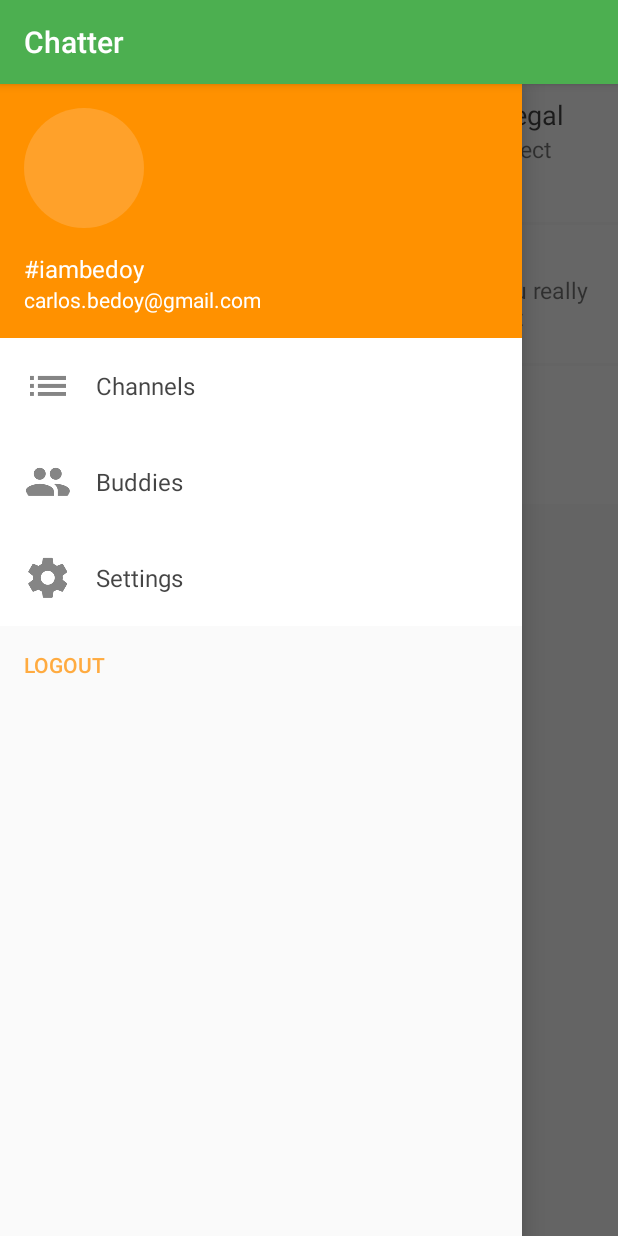
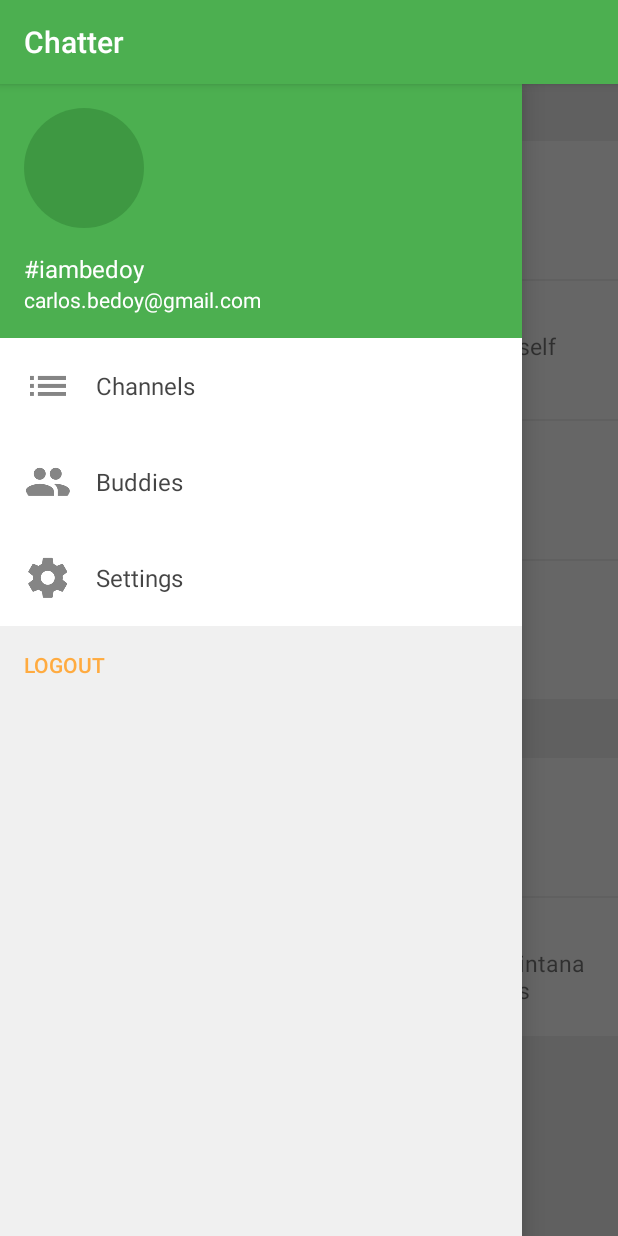
Before and after one commit to cbedoy/chatter, an Android app: the ChannelsViewController screen opened directly, with no data from a screen before it, with the side drawer open, on a phone screen of 412 x 824 dp. Run offline under Robolectric (Android 15) with nearby library versions, the phone set to English and light mode, and no system bars; our stand-ins replace CircleImageView, Timber; pictures from the network do not load.

Commit message:
Added basic views

```diff
--- a/app/src/main/java/chatter/chatter/ChatterAdapter.kt
+++ b/app/src/main/java/chatter/chatter/ChatterAdapter.kt
@@ -13,6 +13,8 @@ import chatter.chatter.artifacts.holders.*
  * Created by bedoy on 5/7/18.
  */
 class ChatterAdapter(private val dataModel: ArrayList<BaseModel>) : RecyclerView.Adapter<BaseViewHolder>() {
+
+    var chatterAdapterListener : ChatterAdapterListener ? = null
 
     override fun onCreateViewHolder(parent: ViewGroup, viewType: Int): BaseViewHolder {
         return when (viewType) {
@@ -46,6 +48,11 @@ class ChatterAdapter(private val dataModel: ArrayList<BaseModel>) : RecyclerView
 
                 DividerHolder(view)
             }
+            BaseModel.TYPE.DIVIDER_TITLE.value -> {
+                val view = LayoutInflater.from(parent.context).inflate(R.layout.divider_title_holder, parent, false)
+
+                DividerTitleHolder(view)
+            }
             else -> {
                 val view = LayoutInflater.from(parent.context).inflate(R.layout.action_holder, parent, false)
 
@@ -64,6 +71,14 @@ class ChatterAdapter(private val dataModel: ArrayList<BaseModel>) : RecyclerView
 
     override fun onBindViewHolder(holder: BaseViewHolder, position: Int) {
         holder.reloadData(dataModel[position])
+
+        holder.itemView.setOnClickListener {
+            chatterAdapterListener?.onClickElement(dataModel[position])
+        }
+    }
+
+    interface ChatterAdapterListener{
+        fun onClickElement(element : BaseModel)
     }
 
 }
--- a/app/src/main/java/chatter/chatter/MainActivity.kt
+++ b/app/src/main/java/chatter/chatter/MainActivity.kt
@@ -5,6 +5,7 @@ import android.os.Bundle
 import android.support.v4.content.ContextCompat
 import android.support.v4.widget.DrawerLayout
 import android.support.v7.widget.LinearLayoutManager
+import android.support.v7.widget.RecyclerView
 import android.view.View
 import android.widget.BaseAdapter
 import android.widget.LinearLayout.VERTICAL
@@ -16,6 +17,7 @@ import chatter.chatter.artifacts.models.Channel
 import chatter.chatter.artifacts.models.Header
 import chatter.chatter.artifacts.models.Option
 import chatter.chatter.backend.BaseViewController
+import chatter.chatter.backend.BuddiesViewController
 import chatter.chatter.backend.ChannelsViewController
 import kotlinx.android.synthetic.main.activity_main.*
 import timber.log.Timber
@@ -30,11 +32,12 @@ class MainActivity : AppCompatActivity() {
 
 
         viewControllers["channels"] = ChannelsViewController()
+        viewControllers["buddies"] = BuddiesViewController()
 
         val arrayList = ArrayList<BaseModel>()
 
         val header = Header()
-        header.avatar = "https://scontent.fntr2-1.fna.fbcdn.net/v/t1.0-1/p480x480/31947993_2450363504990000_8814635117579337728_n.jpg?_nc_cat=0&oh=fab6659e1faad208e444175fc2a8ecd7&oe=5B5ABE92"
+        header.avatar = "https://scontent.fmex4-1.fna.fbcdn.net/v/t1.0-1/c4.0.320.320/p320x320/33748331_2486054888087528_1948593341838917632_n.jpg?_nc_cat=0&oh=d8c82668fefa54002a4299b2cdaab295&oe=5BC0B669"
         header.email = "carlos.bedoy@gmail.com"
         header.nickname = "#iambedoy"
         arrayList.add(header)
@@ -54,7 +57,9 @@ class MainActivity : AppCompatActivity() {
         option.title = getString(R.string.buddies)
         option.resource = R.drawable.ic_action_buddies
         option.listener = View.OnClickListener {
-
+            if (viewControllers.containsKey("buddies")){
+                showViewController(viewControllers["buddies"])
+            }
         }
         arrayList.add(option)
 
--- a/app/src/main/java/chatter/chatter/artifacts/BaseModel.kt
+++ b/app/src/main/java/chatter/chatter/artifacts/BaseModel.kt
@@ -17,6 +17,8 @@ interface BaseModel{
         HEADER(4),
         ACTION(5),
         OPTION(6),
-        DIVIDER(7)
+        DIVIDER(7),
+        MESSAGE(8),
+        DIVIDER_TITLE(9),
     }
 }
--- a/app/src/main/java/chatter/chatter/artifacts/holders/BuddyHolder.kt
+++ b/app/src/main/java/chatter/chatter/artifacts/holders/BuddyHolder.kt
@@ -19,5 +19,6 @@ class BuddyHolder(override val containerView: View?) : BaseViewHolder(containerV
         Glide.with(itemView?.context).load(model.avatar).into(buddy_holder_avatar)
 
         buddy_holder_title.text = model.nickname
+        buddy_holder_online.visibility = if(model.online) View.VISIBLE else View.INVISIBLE
     }
 }
--- /dev/null
+++ b/app/src/main/java/chatter/chatter/artifacts/holders/DividerTitleHolder.kt
@@ -0,0 +1,20 @@
+package chatter.chatter.artifacts.holders
+
+import android.view.View
+import chatter.chatter.artifacts.BaseModel
+import chatter.chatter.artifacts.BaseViewHolder
+import chatter.chatter.artifacts.models.DividerTitle
+import kotlinx.android.synthetic.main.divider_title_holder.*
+
+/**
+ * Chatter
+ *
+ * Created by bedoy on 6/6/18.
+ */
+class DividerTitleHolder(override val containerView: View?) : BaseViewHolder(containerView) {
+    override fun reloadData(model: BaseModel) {
+        model as DividerTitle
+
+        divider_title_title_view.text = model.title
+    }
+}
--- a/app/src/main/java/chatter/chatter/artifacts/models/Buddy.kt
+++ b/app/src/main/java/chatter/chatter/artifacts/models/Buddy.kt
@@ -16,6 +16,7 @@ class Buddy : BaseModel {
     var textColor: Int? = null
     var listener: View.OnClickListener? = null
     var avatar: String? = null
+    var online : Boolean = false
 
     override fun getType(): Int {
         return BaseModel.TYPE.BUDDY.value
--- /dev/null
+++ b/app/src/main/java/chatter/chatter/artifacts/models/DividerTitle.kt
@@ -0,0 +1,24 @@
+package chatter.chatter.artifacts.models
+
+import chatter.chatter.artifacts.BaseModel
+import java.util.*
+
+/**
+ * Chatter
+ *
+ * Created by bedoy on 6/6/18.
+ */
+class DividerTitle: BaseModel {
+    var title : String? = null
+
+    override fun getType(): Int {
+        return BaseModel.TYPE.DIVIDER_TITLE.value
+    }
+
+    override fun getId(): String {
+        return UUID.randomUUID().toString()
+    }
+
+
+
+}
--- a/app/src/main/java/chatter/chatter/backend/ChannelsViewController.kt
+++ b/app/src/main/java/chatter/chatter/backend/ChannelsViewController.kt
@@ -2,9 +2,17 @@ package chatter.chatter.backend
 
 import android.os.Bundle
 import android.view.View
+import chatter.chatter.ChatterAdapter
 import chatter.chatter.artifacts.BaseModel
 import chatter.chatter.artifacts.models.Channel
 import chatter.chatter.artifacts.models.Divider
+import chatter.chatter.artifacts.models.DividerTitle
+import chatter.chatter.core.PNController
+import kotlinx.android.synthetic.main.recycler_view_controller.*
+import java.util.*
+import java.util.UUID.nameUUIDFromBytes
+
+
 
 /**
  * Chatter
@@ -17,26 +25,68 @@ class ChannelsViewController : BaseTableViewController() {
 
         val elements = ArrayList<BaseModel>()
 
+        var dividerTitle = DividerTitle()
+        dividerTitle.title = "Favorite Channels"
+        elements.add(dividerTitle)
+
         var channel = Channel()
         channel.avatar = "https://fa707ec5abab9620c91c-e087a9513984a31bae18dd7ef8b1f502.ssl.cf1.rackcdn.com/19886625_jailbait-the-appeal-of-barely-legal_t3379742e.jpg"
-        channel.name = "Jailbait: The Appeal of Barely Legal Teen Porn"
-        channel.lastMessage = "Porn sites are like a buffet, if you expect your buffet to be dripping in jizz that is. There are millions and millions of clips uploaded every year in all kinds of categories--from hentai to threesomes, and everything in between. "
+        channel.name = "Having fun here!"
+        channel.identifier = UUID.nameUUIDFromBytes(channel.name?.toByteArray()).toString()
         elements.add(channel)
         elements.add(Divider())
 
         channel = Channel()
-        channel.avatar = "http://assets.rebelcircus.com/blog/wp-content/uploads/2018/04/3123.jpg"
-        channel.name = "Exploring the World of S&M for Feminists: One Woman’s Journey to Be Both a Dominatrix and a Feminist"
-        channel.lastMessage = "It can be difficult to find someone you really like with compatible kinks, so enjoy it"
+        channel.avatar = "https://encrypted-tbn0.gstatic.com/images?q=tbn:ANd9GcR1luOKyA4g-aupZ5Hz_g-gVsIuTabHoK9QKi5uBGXQt8rFoFqI2A"
+        channel.name = "One more rep"
+        channel.lastMessage = "Do something today that your future self will thank you for \uD83D\uDCAA"
+        channel.identifier = UUID.nameUUIDFromBytes(channel.name?.toByteArray()).toString()
         elements.add(channel)
         elements.add(Divider())
 
         channel = Channel()
-        channel.avatar = "https://encrypted-tbn0.gstatic.com/images?q=tbn:ANd9GcRHg35FcS4RI8O_lckszIJ_D-Vis6FyaKV8rKW857NhtOC7Pk5x"
-        channel.name = "Xiami"
+        channel.avatar = "https://www.kopatech.com/images/mobile/android-app-development.png"
+        channel.name = "Mobile Development"
+        channel.identifier = UUID.nameUUIDFromBytes(channel.name?.toByteArray()).toString()
+        elements.add(channel)
+        elements.add(Divider())
+
+        channel = Channel()
+        channel.avatar = "http://www.peency.com/images/2015/08/11/fitness-girl-body.jpg"
+        channel.name = "Fitness Life"
+        channel.identifier = UUID.nameUUIDFromBytes(channel.name?.toByteArray()).toString()
+        elements.add(channel)
+        elements.add(Divider())
+
+        dividerTitle = DividerTitle()
+        dividerTitle.title = "Channels"
+        elements.add(dividerTitle)
+
+        channel = Channel()
+        channel.avatar = "https://centrestage.org/wp-content/uploads/2016/03/2ffd0ae4-4d21-4aef-9186-de97ca38af0c.jpg"
+        channel.name = "Underoath & cool stuff"
+        channel.identifier = UUID.nameUUIDFromBytes(channel.name?.toByteArray()).toString()
+        elements.add(channel)
+        elements.add(Divider())
+
+        channel = Channel()
+        channel.avatar = "http://media-room5.trivago.com/wp-content/uploads/2017/11/14082328/hotel-rancho-encantado-laguna-bacalar.jpg"
+        channel.name = "Bacall M4gic place"
+        channel.lastMessage = "Población del escudo mexican de Quintana Roo, situada en el sur de su territories a unis 40 km al north de la capital, Chessman."
+        channel.identifier = UUID.nameUUIDFromBytes(channel.name?.toByteArray()).toString()
         elements.add(channel)
         elements.add(Divider())
 
         addElements(elements)
+
+        chatterAdapter?.chatterAdapterListener = object : ChatterAdapter.ChatterAdapterListener{
+            override fun onClickElement(element: BaseModel) {
+                if (element::class.java == Channel::class.java){
+                    element as Channel
+
+                    PNController.subscribeToChannel(element.identifier)
+                }
+            }
+        }
     }
 }
--- a/app/src/main/res/layout/divider_holder.xml
+++ b/app/src/main/res/layout/divider_holder.xml
@@ -1,9 +1,9 @@
 <?xml version="1.0" encoding="utf-8"?>
 <LinearLayout
-    android:background="@color/white"
+    android:background="@color/backgroundColor"
     xmlns:android="http://schemas.android.com/apk/res/android"
     android:orientation="vertical" android:layout_width="match_parent"
-    android:layout_height="2dp">
+    android:layout_height="1dp">
 
     <View
         android:background="@color/backgroundColor"
--- a/app/src/main/res/layout/header_holder.xml
+++ b/app/src/main/res/layout/header_holder.xml
@@ -1,6 +1,6 @@
 <?xml version="1.0" encoding="utf-8"?>
 <LinearLayout xmlns:android="http://schemas.android.com/apk/res/android"
-    android:background="@color/colorAccentDark"
+    android:background="@color/colorPrimary"
     android:orientation="vertical"
     android:paddingBottom="16dp"
     android:layout_width="match_parent"
@@ -12,14 +12,14 @@
 
         <de.hdodenhof.circleimageview.CircleImageView
             android:id="@+id/header_holder_avatar"
-            android:src="@color/colorAccent"
+            android:src="@color/colorPrimary"
             android:layout_margin="16dp"
             android:layout_width="80dp"
             android:layout_height="80dp" />
 
         <de.hdodenhof.circleimageview.CircleImageView
             android:id="@+id/header_holder_layer"
-            android:src="@color/colorAccent"
+            android:src="@color/colorPrimaryDark"
             android:alpha="0.66"
             android:layout_margin="16dp"
             android:layout_width="80dp"
--- a/app/src/main/res/values/colors.xml
+++ b/app/src/main/res/values/colors.xml
@@ -8,6 +8,6 @@
     <color name="primary">#BB000000</color>
     <color name="secondary">#88000000</color>
     <color name="hint">#44000000</color>
-    <color name="backgroundColor">#FAFAFA</color>
+    <color name="backgroundColor">#F0F0F0</color>
     <color name="white">#FFFFFF</color>
 </resources>
```
Also changed, not shown: app/src/main/java/chatter/chatter/artifacts/models/Message.kt (added, +23 -0 lines), app/src/main/java/chatter/chatter/backend/BaseTableViewController.kt (+58 -1 lines), app/src/main/java/chatter/chatter/backend/BuddiesViewController.kt (+134 -1 lines), app/src/main/java/chatter/chatter/core/PNController.kt (+5 -3 lines), app/src/main/res/layout/buddy_holder.xml (+21 -5 lines), app/src/main/res/layout/divider_title_holder.xml (added, +20 -0 lines), app/src/main/res/layout/message_holder.xml (added, +27 -0 lines).
